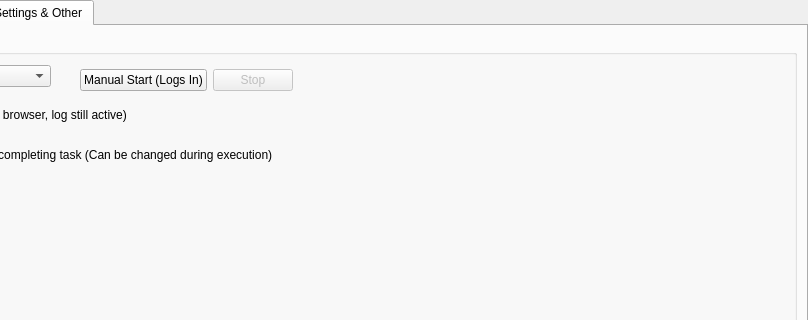
Qt form src/gui/ui/instancewidget.ui (smalbadger/social) before a commit; both pictures show x 221 to 1029 and y 0 to 320 of the 1029 by 521 pixel window.
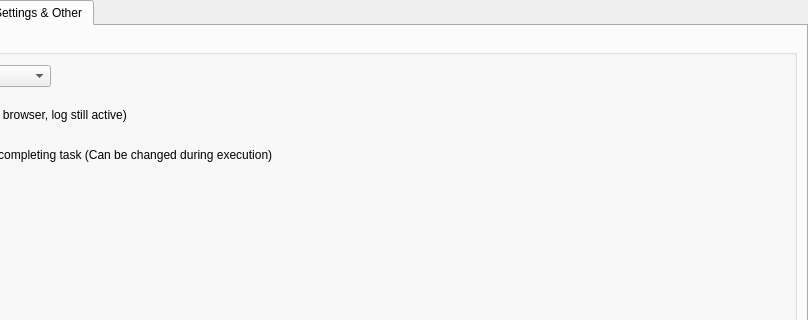
The same form after that commit. The open tabs and pages were chosen to show the change.

Commit message: Made things a bit more robust, and controllers can now be restarted even if they crash

What changed in the file:
```diff
--- a/src/gui/ui/instancewidget.ui
+++ b/src/gui/ui/instancewidget.ui
@@ -481,48 +481,6 @@
            </item>
           </layout>
          </widget>
-         <widget class="QWidget" name="layoutWidget">
-          <property name="geometry">
-           <rect>
-            <x>290</x>
-            <y>30</y>
-            <width>601</width>
-            <height>30</height>
-           </rect>
-          </property>
-          <layout class="QHBoxLayout" name="horizontalLayout_9">
-           <item>
-            <widget class="QPushButton" name="startButton">
-             <property name="text">
-              <string>Manual Start (Logs In)</string>
-             </property>
-            </widget>
-           </item>
-           <item>
-            <widget class="QPushButton" name="stopButton">
-             <property name="enabled">
-              <bool>false</bool>
-             </property>
-             <property name="text">
-              <string>Stop</string>
-             </property>
-            </widget>
-           </item>
-           <item>
-            <spacer name="horizontalSpacer_7">
-             <property name="orientation">
-              <enum>Qt::Horizontal</enum>
-             </property>
-             <property name="sizeHint" stdset="0">
-              <size>
-               <width>40</width>
-               <height>20</height>
-              </size>
-             </property>
-            </spacer>
-           </item>
-          </layout>
-         </widget>
         </widget>
        </item>
       </layout>
```
The commit also changes 1 other file.
